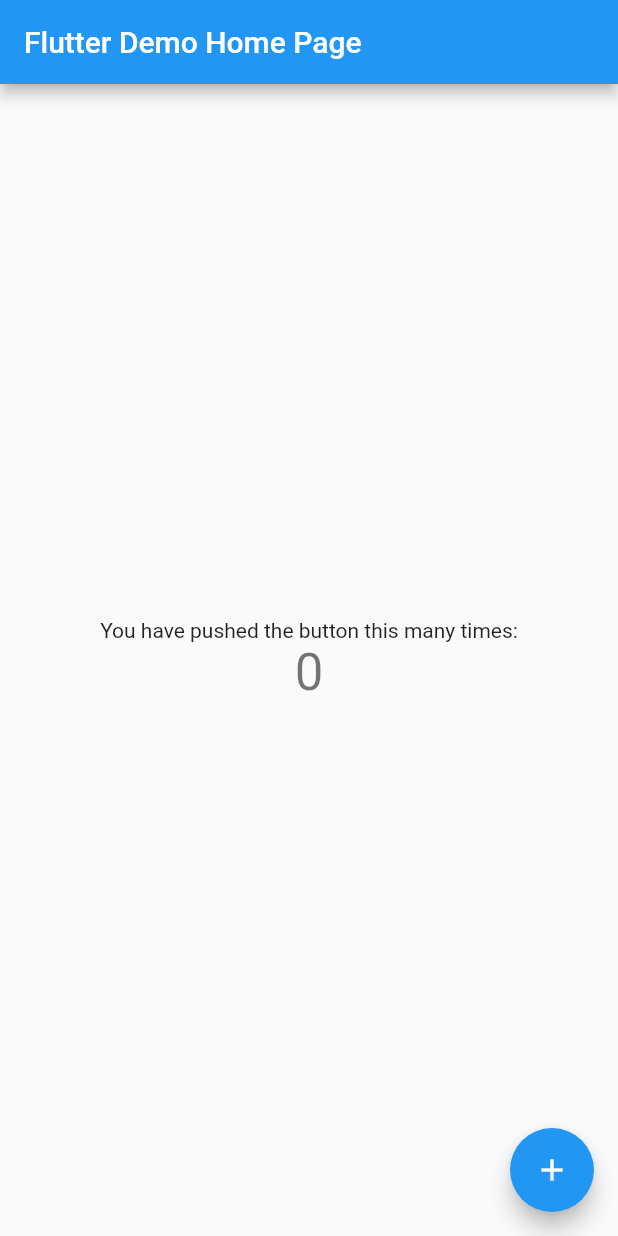
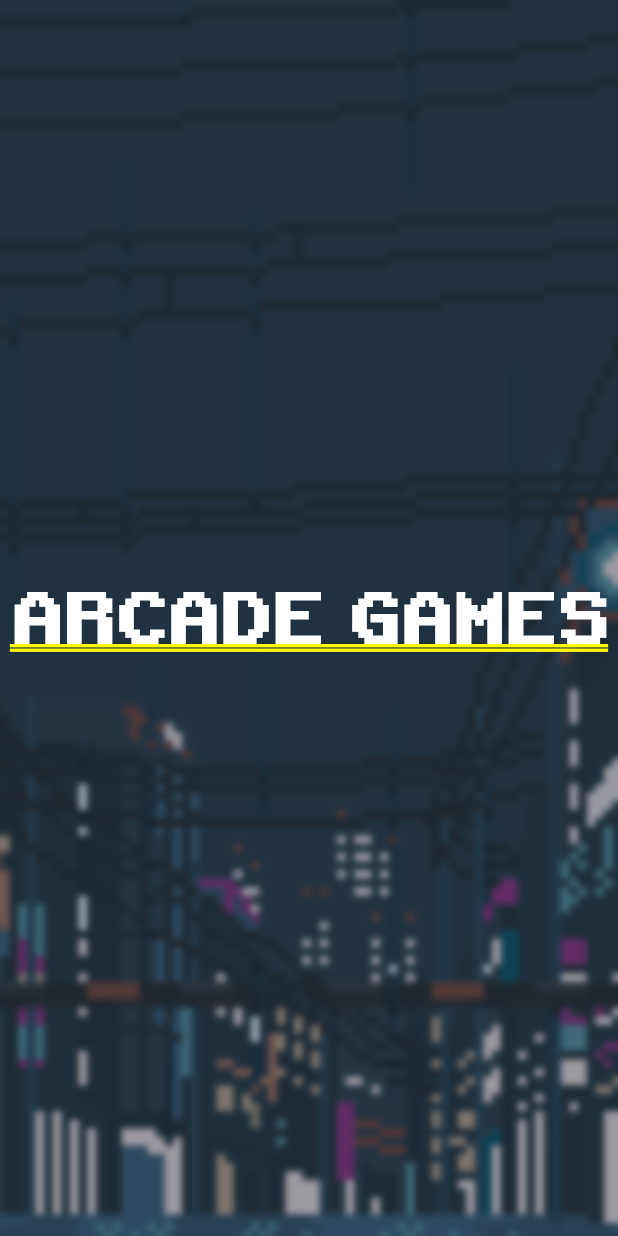
Before and after one commit to Harshit564/Hack20_FuryUnd3rdogs, a Flutter app: the screen it shows after launch, on a phone screen of 412 x 824 dp. Run offline on Flutter 3.47's test engine with Material 2 defaults, Android fonts, the light colour scheme and no system bars.

Commit message:
Added splash screen

```diff
--- a/lib/main.dart
+++ b/lib/main.dart
@@ -1,3 +1,5 @@
+import 'package:Hack20_FuryUnd3rdogs/pages/home_page.dart';
+import 'package:Hack20_FuryUnd3rdogs/pages/splash_screen.dart';
 import 'package:flutter/material.dart';
 
 void main() {
@@ -5,113 +7,17 @@
 }
 
 class MyApp extends StatelessWidget {
-  // This widget is the root of your application.
   @override
   Widget build(BuildContext context) {
     return MaterialApp(
       title: 'Flutter Demo',
-      theme: ThemeData(
-        // This is the theme of your application.
-        //
-        // Try running your application with "flutter run". You'll see the
-        // application has a blue toolbar. Then, without quitting the app, try
-        // changing the primarySwatch below to Colors.green and then invoke
-        // "hot reload" (press "r" in the console where you ran "flutter run",
-        // or simply save your changes to "hot reload" in a Flutter IDE).
-        // Notice that the counter didn't reset back to zero; the application
-        // is not restarted.
-        primarySwatch: Colors.blue,
-        // This makes the visual density adapt to the platform that you run
-        // the app on. For desktop platforms, the controls will be smaller and
-        // closer together (more dense) than on mobile platforms.
-        visualDensity: VisualDensity.adaptivePlatformDensity,
-      ),
-      home: MyHomePage(title: 'Flutter Demo Home Page'),
+      debugShowCheckedModeBanner: false,
+      theme: ThemeData(primaryColor: Colors.black),
+      home: AnimatedSplashScreen(),
+      routes: {
+        AnimatedSplashScreen.routeName: (context) => AnimatedSplashScreen(),
+        HomePage.routeName: (context) => HomePage(),
+      },
     );
   }
 }
-
-class MyHomePage extends StatefulWidget {
-  MyHomePage({Key key, this.title}) : super(key: key);
-
-  // This widget is the home page of your application. It is stateful, meaning
-  // that it has a State object (defined below) that contains fields that affect
-  // how it looks.
-
-  // This class is the configuration for the state. It holds the values (in this
-  // case the title) provided by the parent (in this case the App widget) and
-  // used by the build method of the State. Fields in a Widget subclass are
-  // always marked "final".
-
-  final String title;
-
-  @override
-  _MyHomePageState createState() => _MyHomePageState();
-}
-
-class _MyHomePageState extends State<MyHomePage> {
-  int _counter = 0;
-
-  void _incrementCounter() {
-    setState(() {
-      // This call to setState tells the Flutter framework that something has
-      // changed in this State, which causes it to rerun the build method below
-      // so that the display can reflect the updated values. If we changed
-      // _counter without calling setState(), then the build method would not be
-      // called again, and so nothing would appear to happen.
-      _counter++;
-    });
-  }
-
-  @override
-  Widget build(BuildContext context) {
-    // This method is rerun every time setState is called, for instance as done
-    // by the _incrementCounter method above.
-    //
-    // The Flutter framework has been optimized to make rerunning build methods
-    // fast, so that you can just rebuild anything that needs updating rather
-    // than having to individually change instances of widgets.
-    return Scaffold(
-      appBar: AppBar(
-        // Here we take the value from the MyHomePage object that was created by
-        // the App.build method, and use it to set our appbar title.
-        title: Text(widget.title),
-      ),
-      body: Center(
-        // Center is a layout widget. It takes a single child and positions it
-        // in the middle of the parent.
-        child: Column(
-          // Column is also a layout widget. It takes a list of children and
-          // arranges them vertically. By default, it sizes itself to fit its
-          // children horizontally, and tries to be as tall as its parent.
-          //
-          // Invoke "debug painting" (press "p" in the console, choose the
-          // "Toggle Debug Paint" action from the Flutter Inspector in Android
-          // Studio, or the "Toggle Debug Paint" command in Visual Studio Code)
-          // to see the wireframe for each widget.
-          //
-          // Column has various properties to control how it sizes itself and
-          // how it positions its children. Here we use mainAxisAlignment to
-          // center the children vertically; the main axis here is the vertical
-          // axis because Columns are vertical (the cross axis would be
-          // horizontal).
-          mainAxisAlignment: MainAxisAlignment.center,
-          children: <Widget>[
-            Text(
-              'You have pushed the button this many times:',
-            ),
-            Text(
-              '$_counter',
-              style: Theme.of(context).textTheme.headline4,
-            ),
-          ],
-        ),
-      ),
-      floatingActionButton: FloatingActionButton(
-        onPressed: _incrementCounter,
-        tooltip: 'Increment',
-        child: Icon(Icons.add),
-      ), // This trailing comma makes auto-formatting nicer for build methods.
-    );
-  }
-}
--- /dev/null
+++ b/lib/pages/home_page.dart
@@ -0,0 +1,17 @@
+import 'package:flutter/material.dart';
+
+class HomePage extends StatefulWidget {
+  static const String routeName = "/home-page";
+  @override
+  _HomePageState createState() => _HomePageState();
+}
+
+class _HomePageState extends State<HomePage> {
+  @override
+  Widget build(BuildContext context) {
+    return Container(
+      child: Center(child: Text('Hello World!'),),
+
+    );
+  }
+}
--- /dev/null
+++ b/lib/pages/splash_screen.dart
@@ -0,0 +1,51 @@
+import 'dart:ui' as ui;
+import 'package:flutter/material.dart';
+
+import 'home_page.dart';
+
+class AnimatedSplashScreen extends StatefulWidget {
+  static const String routeName = "/splash-screen";
+  @override
+  _AnimatedSplashScreenState createState() => _AnimatedSplashScreenState();
+}
+
+class _AnimatedSplashScreenState extends State<AnimatedSplashScreen> with SingleTickerProviderStateMixin {
+
+    @override
+  void initState() {
+    super.initState();
+    new Future.delayed(Duration(milliseconds: 10000)).then((val) {
+      Navigator.pushReplacementNamed(
+        context,
+        HomePage.routeName,
+      );
+    });
+  }
+
+  @override
+  Widget build(BuildContext context) {
+    return Stack(
+      fit: StackFit.expand,
+      children: <Widget>[
+        new Image.asset('assets/images/background.gif',
+        fit: BoxFit.fitHeight,
+        ),
+        new BackdropFilter(
+            filter: new ui.ImageFilter.blur(sigmaX: 2.0, sigmaY: 2.0),
+            child: new Container(
+              color: Colors.black.withOpacity(0.2),
+            ),
+          ),
+        new Center(
+          child: new Text('ARCADE GAMES',
+          textAlign: TextAlign.center,
+          style: TextStyle(
+            color: Colors.white,
+            fontFamily: 'Retro Gaming',
+            fontSize: 45
+          ),),
+        )
+      ],
+    );
+  }
+}
```
Also changed, not shown: pubspec.yaml (+6 -7 lines), assets/fonts/Retro Gaming.ttf (added), assets/images/background.gif (added).
